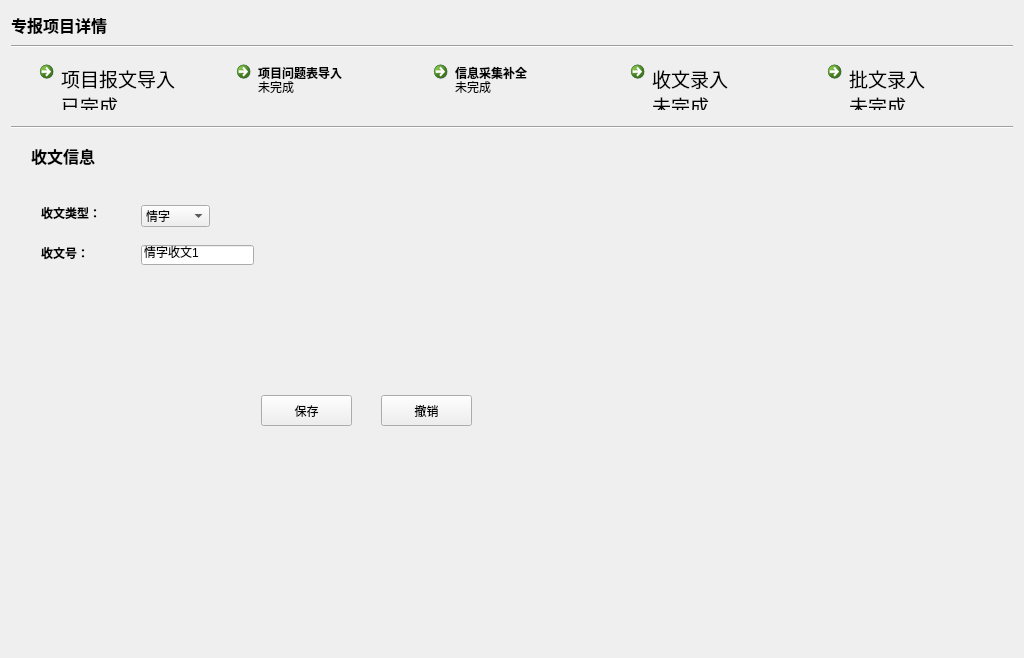
The window that ui_dir/zbdetail.ui (wind-sword/Audit) describes before a commit, drawn with Qt 5.
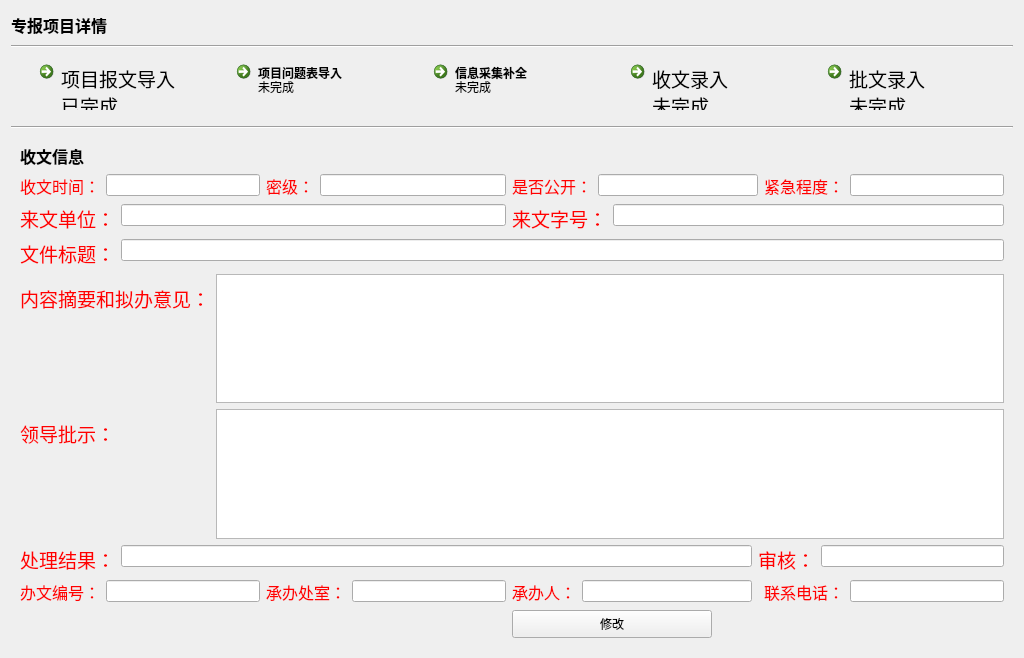
The same window after the commit. The open tabs and pages were chosen to show the change.

```diff
--- a/ui_dir/zbdetail.ui
+++ b/ui_dir/zbdetail.ui
@@ -781,244 +781,57 @@
       </layout>
      </widget>
      <widget class="QWidget" name="page_relfile">
-      <widget class="QLabel" name="label_11">
-       <property name="geometry">
-        <rect>
-         <x>30</x>
-         <y>110</y>
-         <width>52</width>
-         <height>16</height>
-        </rect>
-       </property>
-       <property name="font">
-        <font>
-         <weight>75</weight>
-         <bold>true</bold>
-        </font>
-       </property>
-       <property name="text">
-        <string>收文号：</string>
-       </property>
-      </widget>
-      <widget class="QLineEdit" name="lineEdit_6">
-       <property name="enabled">
-        <bool>true</bool>
-       </property>
-       <property name="geometry">
-        <rect>
-         <x>130</x>
-         <y>110</y>
-         <width>113</width>
-         <height>20</height>
-        </rect>
-       </property>
-       <property name="text">
-        <string>情字收文1</string>
-       </property>
-      </widget>
-      <widget class="QLabel" name="label_3">
-       <property name="geometry">
-        <rect>
-         <x>20</x>
-         <y>10</y>
-         <width>71</width>
-         <height>21</height>
-        </rect>
-       </property>
-       <property name="font">
-        <font>
-         <pointsize>12</pointsize>
-         <weight>75</weight>
-         <bold>true</bold>
-        </font>
-       </property>
-       <property name="text">
-        <string>收文信息</string>
-       </property>
-      </widget>
-      <widget class="QPushButton" name="pushButton_fix2">
-       <property name="geometry">
-        <rect>
-         <x>260</x>
-         <y>260</y>
-         <width>71</width>
-         <height>31</height>
-        </rect>
-       </property>
-       <property name="text">
-        <string>修改</string>
-       </property>
-      </widget>
-      <widget class="QPushButton" name="pushButton_save2">
-       <property name="geometry">
-        <rect>
-         <x>250</x>
-         <y>260</y>
-         <width>91</width>
-         <height>31</height>
-        </rect>
-       </property>
-       <property name="text">
-        <string>保存</string>
-       </property>
-      </widget>
-      <widget class="QComboBox" name="comboBox">
-       <property name="geometry">
-        <rect>
-         <x>130</x>
-         <y>70</y>
-         <width>69</width>
-         <height>22</height>
-        </rect>
-       </property>
-       <item>
-        <property name="text">
-         <string>情字</string>
-        </property>
+      <layout class="QGridLayout" name="gridLayout_3">
+       <item row="5" column="0" colspan="5">
+        <layout class="QFormLayout" name="formLayout_9">
+         <item row="0" column="0">
+          <widget class="QLabel" name="label_34">
+           <property name="minimumSize">
+            <size>
+             <width>190</width>
+             <height>0</height>
+            </size>
+           </property>
+           <property name="text">
+            <string>&lt;html&gt;&lt;head/&gt;&lt;body&gt;&lt;p&gt;&lt;span style=&quot; font-size:14pt; color:#ff0000;&quot;&gt;领导批示：&lt;/span&gt;&lt;/p&gt;&lt;/body&gt;&lt;/html&gt;</string>
+           </property>
+          </widget>
+         </item>
+         <item row="0" column="1">
+          <widget class="QTextEdit" name="textEdit_2"/>
+         </item>
+        </layout>
        </item>
-       <item>
-        <property name="text">
-         <string>请字</string>
-        </property>
+       <item row="6" column="0" colspan="3">
+        <layout class="QFormLayout" name="formLayout_10">
+         <item row="0" column="0">
+          <widget class="QLabel" name="label_27">
+           <property name="text">
+            <string>&lt;html&gt;&lt;head/&gt;&lt;body&gt;&lt;p&gt;&lt;span style=&quot; font-size:14pt; color:#ff0000;&quot;&gt;处理结果：&lt;/span&gt;&lt;/p&gt;&lt;/body&gt;&lt;/html&gt;</string>
+           </property>
+          </widget>
+         </item>
+         <item row="0" column="1">
+          <widget class="QLineEdit" name="lineEdit_21"/>
+         </item>
+        </layout>
        </item>
-      </widget>
-      <widget class="QLabel" name="label_19">
-       <property name="geometry">
-        <rect>
-         <x>30</x>
-         <y>70</y>
-         <width>71</width>
-         <height>16</height>
-        </rect>
-       </property>
-       <property name="font">
-        <font>
-         <weight>75</weight>
-         <bold>true</bold>
-        </font>
-       </property>
-       <property name="text">
-        <string>收文类型：</string>
-       </property>
-      </widget>
-      <widget class="QPushButton" name="pushButton_save2_2">
-       <property name="geometry">
-        <rect>
-         <x>370</x>
-         <y>260</y>
-         <width>91</width>
-         <height>31</height>
-        </rect>
-       </property>
-       <property name="text">
-        <string>撤销</string>
-       </property>
-      </widget>
-      <zorder>pushButton_fix2</zorder>
-      <zorder>label_11</zorder>
-      <zorder>lineEdit_6</zorder>
-      <zorder>label_3</zorder>
-      <zorder>pushButton_save2</zorder>
-      <zorder>comboBox</zorder>
-      <zorder>label_19</zorder>
-      <zorder>pushButton_save2_2</zorder>
-     </widget>
-     <widget class="QWidget" name="page_que">
-      <widget class="QTabWidget" name="tabWidget">
-       <property name="geometry">
-        <rect>
-         <x>20</x>
-         <y>9</y>
-         <width>971</width>
-         <height>491</height>
-        </rect>
-       </property>
-       <widget class="QWidget" name="tab">
-        <attribute name="title">
-         <string>Tab 1</string>
-        </attribute>
-        <widget class="QPushButton" name="pushButton_queimport">
-         <property name="geometry">
-          <rect>
-           <x>330</x>
-           <y>320</y>
-           <width>75</width>
-           <height>23</height>
-          </rect>
-         </property>
-         <property name="text">
-          <string>导入问题表</string>
-         </property>
-        </widget>
-        <widget class="QTableWidget" name="tableWidget">
-         <property name="geometry">
-          <rect>
-           <x>70</x>
-           <y>80</y>
-           <width>561</width>
-           <height>181</height>
-          </rect>
-         </property>
-         <row>
-          <property name="text">
-           <string>1</string>
-          </property>
-         </row>
-         <row>
-          <property name="text">
-           <string>2</string>
-          </property>
-         </row>
-         <row>
-          <property name="text">
-           <string>3</string>
-          </property>
-         </row>
-         <row>
-          <property name="text">
-           <string>4</string>
-          </property>
-         </row>
-         <column>
-          <property name="text">
-           <string>问题id</string>
-          </property>
-         </column>
-         <column>
-          <property name="text">
-           <string>整改意见</string>
-          </property>
-         </column>
-         <column>
-          <property name="text">
-           <string>整改措施</string>
-          </property>
-         </column>
-         <column>
-          <property name="text">
-           <string>责任部门</string>
-          </property>
-         </column>
-         <column>
-          <property name="text">
-           <string>整改进度</string>
-          </property>
-         </column>
-         <column>
-          <property name="text">
-           <string>完成情况</string>
-          </property>
-         </column>
-        </widget>
-        <widget class="QLabel" name="label_2">
-         <property name="geometry">
-          <rect>
-           <x>20</x>
-           <y>20</y>
-           <width>71</width>
-           <height>16</height>
-          </rect>
-         </property>
+       <item row="1" column="1">
+        <layout class="QFormLayout" name="formLayout_2">
+         <item row="0" column="0">
+          <widget class="QLabel" name="label_19">
+           <property name="text">
+            <string>&lt;html&gt;&lt;head/&gt;&lt;body&gt;&lt;p&gt;&lt;span style=&quot; font-size:12pt; color:#ff0000;&quot;&gt;密级：&lt;/span&gt;&lt;/p&gt;&lt;/body&gt;&lt;/html&gt;</string>
+           </property>
+          </widget>
+         </item>
+         <item row="0" column="1">
+          <widget class="QLineEdit" name="lineEdit_6"/>
+         </item>
+        </layout>
+       </item>
+       <item row="0" column="0">
+        <widget class="QLabel" name="label_3">
          <property name="font">
           <font>
            <pointsize>12</pointsize>
@@ -1027,11 +840,319 @@
           </font>
          </property>
          <property name="text">
-          <string>问题列表</string>
+          <string>收文信息</string>
          </property>
         </widget>
-       </widget>
-      </widget>
+       </item>
+       <item row="2" column="0" colspan="2">
+        <layout class="QFormLayout" name="formLayout_5">
+         <item row="0" column="0">
+          <widget class="QLabel" name="label_23">
+           <property name="text">
+            <string>&lt;html&gt;&lt;head/&gt;&lt;body&gt;&lt;p&gt;&lt;span style=&quot; font-size:14pt; color:#ff0000;&quot;&gt;来文单位：&lt;/span&gt;&lt;/p&gt;&lt;/body&gt;&lt;/html&gt;</string>
+           </property>
+          </widget>
+         </item>
+         <item row="0" column="1">
+          <widget class="QLineEdit" name="lineEdit_19"/>
+         </item>
+        </layout>
+       </item>
+       <item row="7" column="4">
+        <layout class="QFormLayout" name="formLayout_15">
+         <item row="0" column="0">
+          <widget class="QLabel" name="label_32">
+           <property name="text">
+            <string>&lt;html&gt;&lt;head/&gt;&lt;body&gt;&lt;p&gt;&lt;span style=&quot; font-size:12pt; color:#ff0000;&quot;&gt;联系电话：&lt;/span&gt;&lt;/p&gt;&lt;/body&gt;&lt;/html&gt;</string>
+           </property>
+          </widget>
+         </item>
+         <item row="0" column="1">
+          <widget class="QLineEdit" name="lineEdit_26"/>
+         </item>
+        </layout>
+       </item>
+       <item row="6" column="3" colspan="2">
+        <layout class="QFormLayout" name="formLayout_11">
+         <item row="0" column="0">
+          <widget class="QLabel" name="label_28">
+           <property name="text">
+            <string>&lt;html&gt;&lt;head/&gt;&lt;body&gt;&lt;p&gt;&lt;span style=&quot; font-size:14pt; color:#ff0000;&quot;&gt;审核：&lt;/span&gt;&lt;/p&gt;&lt;/body&gt;&lt;/html&gt;</string>
+           </property>
+          </widget>
+         </item>
+         <item row="0" column="1">
+          <widget class="QLineEdit" name="lineEdit_22"/>
+         </item>
+        </layout>
+       </item>
+       <item row="1" column="2" colspan="2">
+        <layout class="QFormLayout" name="formLayout_3">
+         <item row="0" column="0">
+          <widget class="QLabel" name="label_21">
+           <property name="text">
+            <string>&lt;html&gt;&lt;head/&gt;&lt;body&gt;&lt;p&gt;&lt;span style=&quot; font-size:12pt; color:#ff0000;&quot;&gt;是否公开：&lt;/span&gt;&lt;/p&gt;&lt;/body&gt;&lt;/html&gt;</string>
+           </property>
+          </widget>
+         </item>
+         <item row="0" column="1">
+          <widget class="QLineEdit" name="lineEdit_7"/>
+         </item>
+        </layout>
+       </item>
+       <item row="2" column="2" colspan="3">
+        <layout class="QFormLayout" name="formLayout_6">
+         <item row="0" column="0">
+          <widget class="QLabel" name="label_33">
+           <property name="text">
+            <string>&lt;html&gt;&lt;head/&gt;&lt;body&gt;&lt;p&gt;&lt;span style=&quot; font-size:14pt; color:#ff0000;&quot;&gt;来文字号：&lt;/span&gt;&lt;/p&gt;&lt;/body&gt;&lt;/html&gt;</string>
+           </property>
+          </widget>
+         </item>
+         <item row="0" column="1">
+          <widget class="QLineEdit" name="lineEdit_27"/>
+         </item>
+        </layout>
+       </item>
+       <item row="1" column="4">
+        <layout class="QFormLayout" name="formLayout_4">
+         <item row="0" column="0">
+          <widget class="QLabel" name="label_22">
+           <property name="text">
+            <string>&lt;html&gt;&lt;head/&gt;&lt;body&gt;&lt;p&gt;&lt;span style=&quot; font-size:12pt; color:#ff0000;&quot;&gt;紧急程度：&lt;/span&gt;&lt;/p&gt;&lt;/body&gt;&lt;/html&gt;</string>
+           </property>
+          </widget>
+         </item>
+         <item row="0" column="1">
+          <widget class="QLineEdit" name="lineEdit_18"/>
+         </item>
+        </layout>
+       </item>
+       <item row="3" column="0" colspan="5">
+        <layout class="QFormLayout" name="formLayout_7">
+         <item row="0" column="0">
+          <widget class="QLabel" name="label_25">
+           <property name="text">
+            <string>&lt;html&gt;&lt;head/&gt;&lt;body&gt;&lt;p&gt;&lt;span style=&quot; font-size:14pt; color:#ff0000;&quot;&gt;文件标题：&lt;/span&gt;&lt;/p&gt;&lt;/body&gt;&lt;/html&gt;</string>
+           </property>
+          </widget>
+         </item>
+         <item row="0" column="1">
+          <widget class="QLineEdit" name="lineEdit_20"/>
+         </item>
+        </layout>
+       </item>
+       <item row="7" column="0">
+        <layout class="QFormLayout" name="formLayout_12">
+         <item row="0" column="0">
+          <widget class="QLabel" name="label_29">
+           <property name="text">
+            <string>&lt;html&gt;&lt;head/&gt;&lt;body&gt;&lt;p&gt;&lt;span style=&quot; font-size:12pt; color:#ff0000;&quot;&gt;办文编号：&lt;/span&gt;&lt;/p&gt;&lt;/body&gt;&lt;/html&gt;</string>
+           </property>
+          </widget>
+         </item>
+         <item row="0" column="1">
+          <widget class="QLineEdit" name="lineEdit_23"/>
+         </item>
+        </layout>
+       </item>
+       <item row="7" column="1">
+        <layout class="QFormLayout" name="formLayout_13">
+         <item row="0" column="0">
+          <widget class="QLabel" name="label_30">
+           <property name="text">
+            <string>&lt;html&gt;&lt;head/&gt;&lt;body&gt;&lt;p&gt;&lt;span style=&quot; font-size:12pt; color:#ff0000;&quot;&gt;承办处室：&lt;/span&gt;&lt;/p&gt;&lt;/body&gt;&lt;/html&gt;</string>
+           </property>
+          </widget>
+         </item>
+         <item row="0" column="1">
+          <widget class="QLineEdit" name="lineEdit_24"/>
+         </item>
+        </layout>
+       </item>
+       <item row="4" column="0" colspan="5">
+        <layout class="QFormLayout" name="formLayout_8">
+         <item row="0" column="0">
+          <widget class="QLabel" name="label_26">
+           <property name="text">
+            <string>&lt;html&gt;&lt;head/&gt;&lt;body&gt;&lt;p&gt;&lt;span style=&quot; font-size:14pt; color:#ff0000;&quot;&gt;内容摘要和拟办意见：&lt;/span&gt;&lt;/p&gt;&lt;/body&gt;&lt;/html&gt;</string>
+           </property>
+          </widget>
+         </item>
+         <item row="0" column="1">
+          <widget class="QTextEdit" name="textEdit"/>
+         </item>
+        </layout>
+       </item>
+       <item row="7" column="2">
+        <layout class="QFormLayout" name="formLayout_14">
+         <item row="0" column="0">
+          <widget class="QLabel" name="label_31">
+           <property name="text">
+            <string>&lt;html&gt;&lt;head/&gt;&lt;body&gt;&lt;p&gt;&lt;span style=&quot; font-size:12pt; color:#ff0000;&quot;&gt;承办人：&lt;/span&gt;&lt;/p&gt;&lt;/body&gt;&lt;/html&gt;</string>
+           </property>
+          </widget>
+         </item>
+         <item row="0" column="1">
+          <widget class="QLineEdit" name="lineEdit_25"/>
+         </item>
+        </layout>
+       </item>
+       <item row="1" column="0">
+        <layout class="QFormLayout" name="formLayout">
+         <item row="0" column="0">
+          <widget class="QLabel" name="label_11">
+           <property name="text">
+            <string>&lt;html&gt;&lt;head/&gt;&lt;body&gt;&lt;p&gt;&lt;span style=&quot; font-size:12pt; color:#ff0000;&quot;&gt;收文时间：&lt;/span&gt;&lt;/p&gt;&lt;/body&gt;&lt;/html&gt;</string>
+           </property>
+          </widget>
+         </item>
+         <item row="0" column="1">
+          <widget class="QLineEdit" name="lineEdit_3"/>
+         </item>
+        </layout>
+       </item>
+       <item row="8" column="2">
+        <widget class="QPushButton" name="pushButton_2">
+         <property name="minimumSize">
+          <size>
+           <width>200</width>
+           <height>28</height>
+          </size>
+         </property>
+         <property name="maximumSize">
+          <size>
+           <width>200</width>
+           <height>28</height>
+          </size>
+         </property>
+         <property name="text">
+          <string>修改</string>
+         </property>
+        </widget>
+       </item>
+      </layout>
+     </widget>
+     <widget class="QWidget" name="page_que">
+      <layout class="QGridLayout" name="gridLayout_4">
+       <item row="0" column="0">
+        <widget class="QTabWidget" name="tabWidget">
+         <widget class="QWidget" name="tab">
+          <attribute name="title">
+           <string>Tab 1</string>
+          </attribute>
+          <layout class="QGridLayout" name="gridLayout_2">
+           <item row="0" column="0">
+            <widget class="QLabel" name="label_2">
+             <property name="font">
+              <font>
+               <pointsize>12</pointsize>
+               <weight>75</weight>
+               <bold>true</bold>
+              </font>
+             </property>
+             <property name="text">
+              <string>问题列表</string>
+             </property>
+            </widget>
+           </item>
+           <item row="1" column="0" colspan="4">
+            <widget class="QTableWidget" name="tableWidget">
+             <row>
+              <property name="text">
+               <string>1</string>
+              </property>
+             </row>
+             <row>
+              <property name="text">
+               <string>2</string>
+              </property>
+             </row>
+             <row>
+              <property name="text">
+               <string>3</string>
+              </property>
+             </row>
+             <row>
+              <property name="text">
+               <string>4</string>
+              </property>
+             </row>
+             <column>
+              <property name="text">
+               <string>问题id</string>
+              </property>
+             </column>
+             <column>
+              <property name="text">
+               <string>整改意见</string>
+              </property>
+             </column>
+             <column>
+              <property name="text">
+               <string>整改措施</string>
+              </property>
+             </column>
+             <column>
+              <property name="text">
+               <string>责任部门</string>
+              </property>
+             </column>
+             <column>
+              <property name="text">
+               <string>整改进度</string>
+              </property>
+             </column>
+             <column>
+              <property name="text">
+               <string>完成情况</string>
+              </property>
+             </column>
+            </widget>
+           </item>
+           <item row="2" column="0">
+            <widget class="QPushButton" name="pushButton_queimport">
+             <property name="minimumSize">
+              <size>
+               <width>200</width>
+               <height>28</height>
+              </size>
+             </property>
+             <property name="maximumSize">
+              <size>
+               <width>200</width>
+               <height>28</height>
+              </size>
+             </property>
+             <property name="text">
+              <string>导入问题表</string>
+             </property>
+            </widget>
+           </item>
+           <item row="2" column="3">
+            <widget class="QPushButton" name="pushButton">
+             <property name="minimumSize">
+              <size>
+               <width>200</width>
+               <height>28</height>
+              </size>
+             </property>
+             <property name="maximumSize">
+              <size>
+               <width>200</width>
+               <height>28</height>
+              </size>
+             </property>
+             <property name="text">
+              <string>查看详情</string>
+             </property>
+            </widget>
+           </item>
+          </layout>
+         </widget>
+        </widget>
+       </item>
+      </layout>
      </widget>
      <widget class="QWidget" name="page">
       <widget class="QLabel" name="label_13">
```
Left out of the diff: 647 changed lines with no effect on the pictures.
